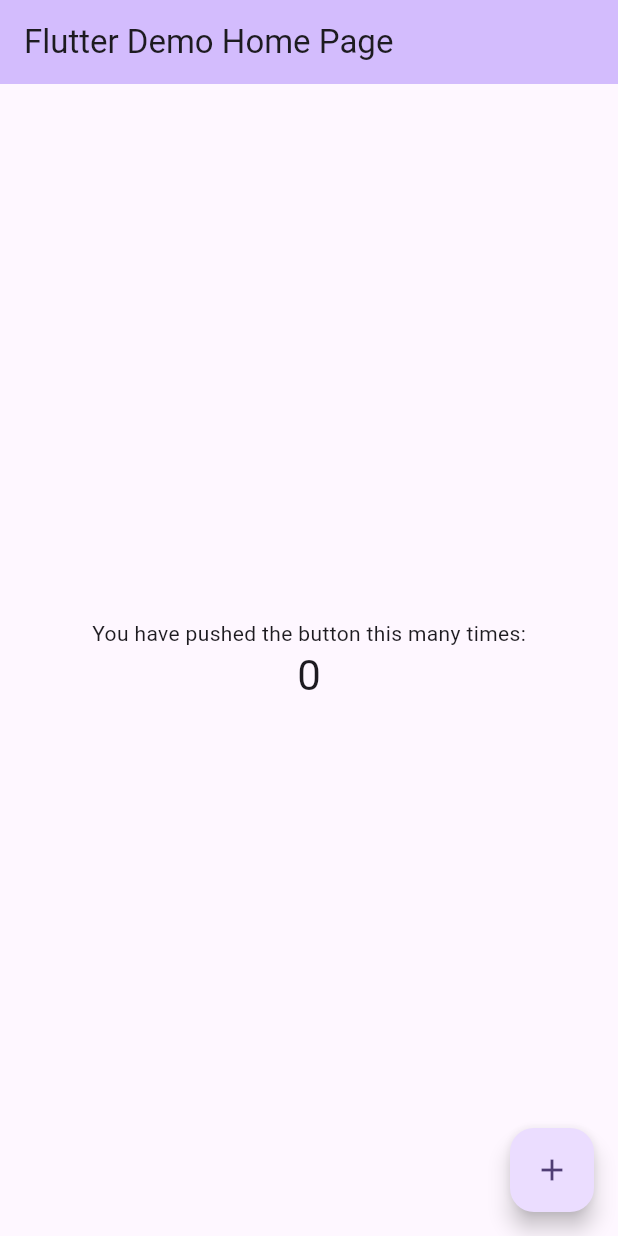
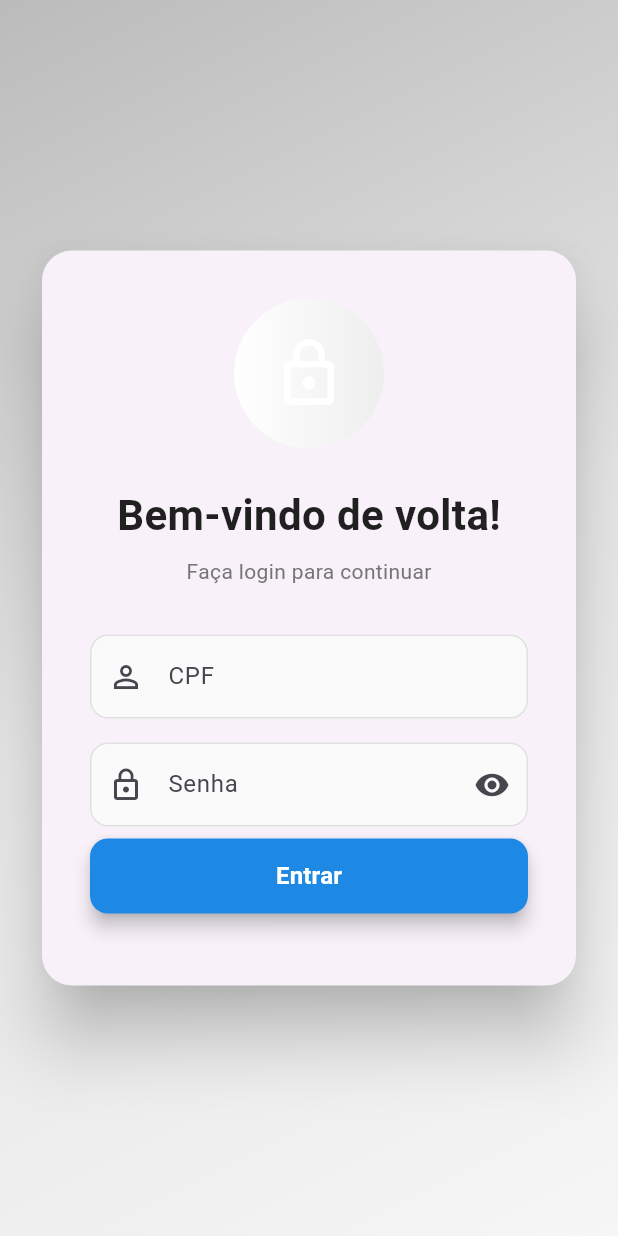
Before and after one commit to SUDEMA-INFRA/APP_DLA, a Flutter app: the screen it shows after launch, on a phone screen of 412 x 824 dp. Run offline on Flutter 3.47's test engine with Material 3 defaults, Android fonts, the phone set to English and light mode, and no system bars; our stand-ins replace flutter_dotenv.

Commit message:
feat: initialize Flutter project with env configuration and boilerplate login page

```diff
--- a/app_dla/lib/main.dart
+++ b/app_dla/lib/main.dart
@@ -1,6 +1,13 @@
 import 'package:flutter/material.dart';
+import 'package:flutter_dotenv/flutter_dotenv.dart';
+import 'package:app_dla/pages/login.page.dart';
 
-void main() {
+
+
+void main() async {
+  WidgetsFlutterBinding.ensureInitialized();
+  //Carrega as variáveis do .env
+  await dotenv.load(fileName: ".env");
   runApp(const MyApp());
 }
 
@@ -13,24 +20,9 @@ class MyApp extends StatelessWidget {
     return MaterialApp(
       title: 'Flutter Demo',
       theme: ThemeData(
-        // This is the theme of your application.
-        //
-        // TRY THIS: Try running your application with "flutter run". You'll see
-        // the application has a purple toolbar. Then, without quitting the app,
-        // try changing the seedColor in the colorScheme below to Colors.green
-        // and then invoke "hot reload" (save your changes or press the "hot
-        // reload" button in a Flutter-supported IDE, or press "r" if you used
-        // the command line to start the app).
-        //
-        // Notice that the counter didn't reset back to zero; the application
-        // state is not lost during the reload. To reset the state, use hot
-        // restart instead.
-        //
-        // This works for code too, not just values: Most code changes can be
-        // tested with just a hot reload.
         colorScheme: .fromSeed(seedColor: Colors.deepPurple),
       ),
-      home: const MyHomePage(title: 'Flutter Demo Home Page'),
+      home: LoginPage(),
     );
   }
 }
--- /dev/null
+++ b/app_dla/lib/pages/login.page.dart
@@ -0,0 +1,286 @@
+import 'package:flutter/material.dart';
+import 'package:http/http.dart' as http;
+import 'package:flutter_dotenv/flutter_dotenv.dart';
+import 'dart:convert';
+
+
+class LoginPage extends StatefulWidget {
+  const LoginPage({super.key});
+
+  @override
+  State<LoginPage> createState() => _LoginPageState();
+}
+
+class _LoginPageState extends State<LoginPage> {
+  final _formKey = GlobalKey<FormState>();
+  final _cpfController = TextEditingController();
+  final _passwordController = TextEditingController();
+  bool _isPasswordVisible = false;
+  bool _isLoading = false;
+
+  @override
+  void dispose() {
+    _cpfController.dispose();
+    _passwordController.dispose();
+    super.dispose();
+  }
+
+  Future<void> _handleLogin() async {
+    if (_formKey.currentState!.validate()) {
+      setState(() {
+        _isLoading = true;
+      });
+
+      try {
+        final response = await http.post(
+          Uri.parse('${dotenv.env['API_URL']}'),
+          headers: {'Content-Type': 'application/json'},
+          body: jsonEncode({
+            'cpf': _cpfController.text.replaceAll(RegExp(r'[^0-9]'), ''),
+            'password': _passwordController.text,
+          }),
+        );
+
+        if (mounted) {
+          setState(() {
+            _isLoading = false;
+          });
+
+          if (response.statusCode == 200) {
+            final data = jsonDecode(response.body);
+            // O token está em data['access'] e o refresh em data['refresh']
+
+            ScaffoldMessenger.of(context).showSnackBar(
+              const SnackBar(
+                content: Text('Login realizado com sucesso!'),
+                backgroundColor: Colors.green,
+                duration: Duration(seconds: 2),
+              ),
+            );
+
+            // Navegar para próxima tela
+            // Navigator.pushReplacementNamed(context, '/home');
+          } else {
+            ScaffoldMessenger.of(context).showSnackBar(
+              const SnackBar(
+                content: Text('CPF ou senha inválidos'),
+                backgroundColor: Colors.red,
+                duration: Duration(seconds: 3),
+              ),
+            );
+          }
+        }
+      } catch (e) {
+        if (mounted) {
+          setState(() {
+            _isLoading = false;
+          });
+          ScaffoldMessenger.of(context).showSnackBar(
+            SnackBar(
+              content: Text('Erro de conexão: $e'),
+              backgroundColor: Colors.red,
+              duration: const Duration(seconds: 5),
+            ),
+          );
+        }
+      }
+    }
+  }
+
+  @override
+  Widget build(BuildContext context) {
+    return Scaffold(
+      body: Container(
+        decoration: BoxDecoration(
+          gradient: LinearGradient(
+            begin: Alignment.topLeft,
+            end: Alignment.bottomRight,
+            colors: [
+              const Color.fromARGB(255, 187, 187, 187),
+              const Color.fromARGB(255, 229, 229, 230),
+              const Color.fromARGB(255, 247, 246, 246),
+            ],
+          ),
+        ),
+        child: SafeArea(
+          child: Center(
+            child: SingleChildScrollView(
+              padding: const EdgeInsets.all(24.0),
+              child: Card(
+                elevation: 20,
+                shape: RoundedRectangleBorder(
+                  borderRadius: BorderRadius.circular(20),
+                ),
+                child: Padding(
+                  padding: const EdgeInsets.all(32.0),
+                  child: Form(
+                    key: _formKey,
+                    child: Column(
+                      mainAxisSize: MainAxisSize.min,
+                      children: [
+                        // Logo/Ícone
+                        Container(
+                          width: 100,
+                          height: 100,
+                          decoration: BoxDecoration(
+                            gradient: LinearGradient(
+                              colors: [const Color.fromARGB(255, 255, 255, 255), const Color.fromARGB(255, 238, 238, 238)],
+                            ),
+                            shape: BoxShape.circle,
+                          ),
+                          child: const Icon(
+                            Icons.lock_outline_rounded,
+                            size: 50,
+                            color: Colors.white,
+                          ),
+                        ),
+                        const SizedBox(height: 24),
+
+                        // Título
+                        const Text(
+                          'Bem-vindo de volta!',
+                          style: TextStyle(
+                            fontSize: 28,
+                            fontWeight: FontWeight.bold,
+                            color: Colors.black87,
+                          ),
+                        ),
+                        const SizedBox(height: 8),
+                        Text(
+                          'Faça login para continuar',
+                          style: TextStyle(
+                            fontSize: 14,
+                            color: Colors.grey.shade600,
+                          ),
+                        ),
+                        const SizedBox(height: 32),
+
+                        // Campo CPF
+                        TextFormField(
+                          controller: _cpfController,
+                          keyboardType: TextInputType.number,
+                          textInputAction: TextInputAction.next,
+                          decoration: InputDecoration(
+                            labelText: 'CPF',
+                            hintText: 'Digite seu CPF',
+                            prefixIcon: const Icon(Icons.person_outline),
+                            border: OutlineInputBorder(
+                              borderRadius: BorderRadius.circular(12),
+                            ),
+                            enabledBorder: OutlineInputBorder(
+                              borderRadius: BorderRadius.circular(12),
+                              borderSide: BorderSide(color: Colors.grey.shade300),
+                            ),
+                            focusedBorder: OutlineInputBorder(
+                              borderRadius: BorderRadius.circular(12),
+                              borderSide: BorderSide(color: const Color.fromARGB(255, 238, 238, 238), width: 2),
+                            ),
+                            filled: true,
+                            fillColor: Colors.grey.shade50,
+                          ),
+                          validator: (value) {
+                            if (value == null || value.isEmpty) {
+                              return 'Por favor, digite seu CPF';
+                            }
+                            if (value.replaceAll(RegExp(r'[^0-9]'), '').length != 11) {
+                              return 'Digite um CPF válido com 11 dígitos';
+                            }
+                            return null;
+                          },
+                        ),
+                        const SizedBox(height: 16),
+
+                        // Campo Senha
+                        TextFormField(
+                          controller: _passwordController,
+                          obscureText: !_isPasswordVisible,
+                          textInputAction: TextInputAction.done,
+                          onFieldSubmitted: (_) => _handleLogin(),
+                          decoration: InputDecoration(
+                            labelText: 'Senha',
+                            hintText: 'Digite sua senha',
+                            prefixIcon: const Icon(Icons.lock_outline),
+                            suffixIcon: IconButton(
+                              icon: Icon(
+                                _isPasswordVisible
+                                    ? Icons.visibility_off
+                                    : Icons.visibility,
+                              ),
+                              onPressed: () {
+                                setState(() {
+                                  _isPasswordVisible = !_isPasswordVisible;
+                                });
+                              },
+                            ),
+                            border: OutlineInputBorder(
+                              borderRadius: BorderRadius.circular(12),
+                            ),
+                            enabledBorder: OutlineInputBorder(
+                              borderRadius: BorderRadius.circular(12),
+                              borderSide: BorderSide(color: Colors.grey.shade300),
+                            ),
+                            focusedBorder: OutlineInputBorder(
+                              borderRadius: BorderRadius.circular(12),
+                              borderSide: BorderSide(color: Colors.blue.shade600, width: 2),
+                            ),
+                            filled: true,
+                            fillColor: Colors.grey.shade50,
+                          ),
+                          validator: (value) {
+                            if (value == null || value.isEmpty) {
+                              return 'Por favor, digite sua senha';
+                            }
+                            if (value.length < 6) {
+                              return 'A senha deve ter pelo menos 6 caracteres';
+                            }
+                            return null;
+                          },
+                        ),
+                        const SizedBox(height: 8),
+                        // Botão Login
+                        SizedBox(
+                          width: double.infinity,
+                          height: 50,
+                          child: ElevatedButton(
+                            onPressed: _isLoading ? null : _handleLogin,
+                            style: ElevatedButton.styleFrom(
+                              backgroundColor: Colors.blue.shade600,
+                              foregroundColor: Colors.white,
+                              elevation: 5,
+                              shape: RoundedRectangleBorder(
+                                borderRadius: BorderRadius.circular(12),
+                              ),
+                            ),
+                            child: _isLoading
+                                ? const SizedBox(
+                                    height: 20,
+                                    width: 20,
+                                    child: CircularProgressIndicator(
+                                      strokeWidth: 2,
+                                      valueColor: AlwaysStoppedAnimation<Color>(Colors.white),
+                                    ),
+                                  )
+                                : const Text(
+                                    'Entrar',
+                                    style: TextStyle(
+                                      fontSize: 16,
+                                      fontWeight: FontWeight.bold,
+                                    ),
+                                  ),
+                          ),
+                        ),
+                        const SizedBox(height: 16),
+
+
+                      ],
+                    ),
+                  ),
+                ),
+              ),
+            ),
+          ),
+        ),
+      ),
+    );
+  }
+}
```
Also changed, not shown: app_dla/pubspec.yaml (+7 -0 lines), app_dla/pubspec.lock, 3 other files.
